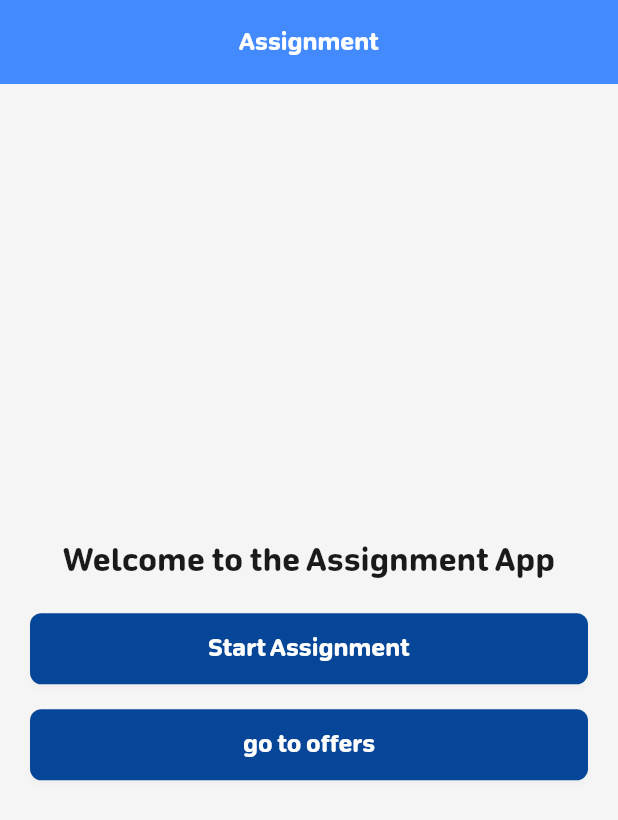
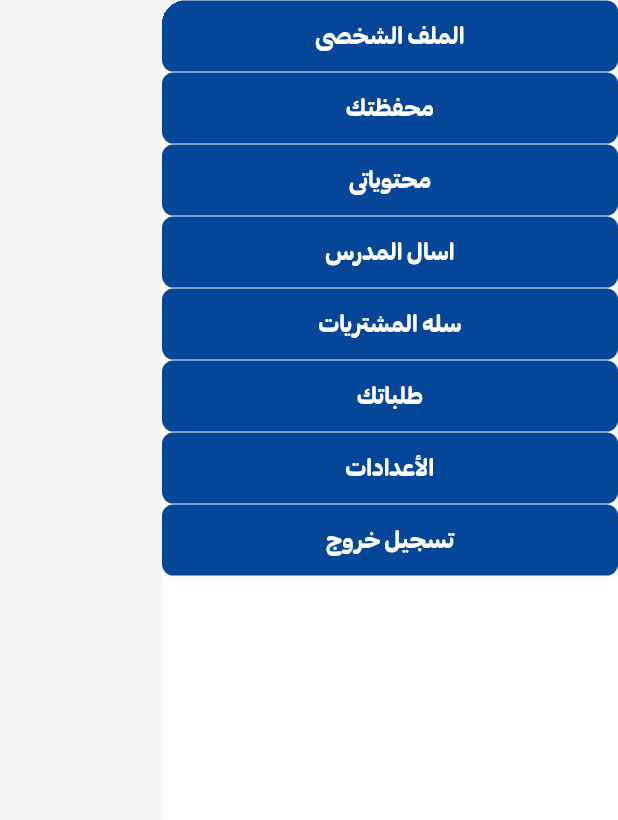
Before and after one commit to TarekLotfy30/assignment-module, a Flutter app: the screen it shows after launch, on a phone screen of 412 x 824 dp. Shown: the top 820 px of the screen. Run offline on Flutter 3.47's test engine with Material 3 defaults, Android fonts, the phone set to English and light mode, and no system bars; our stand-ins replace auto_route, dio, easy_debounce, easy_localization, equatable, flutter_screenutil and 6 more; accounts and stored records are empty; project files that could hold a hidden picture were left out.

Commit message:
feat(student): Adds student dashboard routes
Integrates nested routing for student-related features, introducing pages for profile, wallet, content, teacher Q&A, shopping cart, orders, settings, and logout.

```diff
--- a/lib/core/models/user_model.dart
+++ b/lib/core/models/user_model.dart
@@ -1,6 +1,6 @@
 import 'package:hive/hive.dart';
 
-part 'user_model.g.dart';
+//part 'user_model.g.dart';
 
 @HiveType(typeId: 0)
 class UserModel {
--- a/lib/core/routing/app_router.dart
+++ b/lib/core/routing/app_router.dart
@@ -11,11 +11,28 @@ class AppRouter extends RootStackRouter {
 
   @override
   List<AutoRoute> get routes => [
-    RedirectRoute(path: '/', redirectTo: RoutePath.home),
+    RedirectRoute(path: '/', redirectTo: RoutePath.student),
     AutoRoute(page: HomeRoute.page, path: RoutePath.home),
     AutoRoute(page: AssignmentRoute.page, path: RoutePath.assignment),
     AutoRoute(page: ScoreRoute.page, path: RoutePath.score),
     AutoRoute(page: OfferRoute.page, path: RoutePath.offer),
     AutoRoute(page: OfferDetailsRoute.page, path: RoutePath.offerDetails),
+    AutoRoute(
+      page: StudentRoute.page,
+      path: RoutePath.student,
+      children: [
+        AutoRoute(
+          page: PersonalProfileRoute.page,
+          path: RoutePath.personalProfile,
+        ),
+        AutoRoute(page: AskMyTeacherRoute.page, path: RoutePath.askMyTeacher),
+        AutoRoute(page: MyContentRoute.page, path: RoutePath.myContent),
+        AutoRoute(page: ShoppingCartRoute.page, path: RoutePath.shoppingCart),
+        AutoRoute(page: YourOrdersRoute.page, path: RoutePath.yourOrders),
+        AutoRoute(page: YourWalletRoute.page, path: RoutePath.yourWallet),
+        AutoRoute(page: LogoutRoute.page, path: RoutePath.logout),
+        AutoRoute(page: SettingsRoute.page, path: RoutePath.settings),
+      ],
+    ),
   ];
 }
--- a/lib/core/routing/route_path.dart
+++ b/lib/core/routing/route_path.dart
@@ -4,4 +4,15 @@ class RoutePath {
   static const String score = '/score';
   static const String offer = '/offer';
   static const String offerDetails = '/offer-details';
+  static const String student = '/student';
+
+  // --------------------- Child Routes Of Student ---------------------
+  static const String askMyTeacher = 'ask-my-teacher';
+  static const String myContent = 'my-content';
+  static const String personalProfile = 'personal-profile';
+  static const String settings = 'settings';
+  static const String shoppingCart = 'shopping-cart';
+  static const String yourOrders = 'your-orders';
+  static const String yourWallet = 'your-wallet';
+  static const String logout = 'logout';
 }
--- /dev/null
+++ b/lib/features/student/presentation/pages/student_page.dart
@@ -0,0 +1,67 @@
+import 'package:auto_route/auto_route.dart';
+import 'package:flutter/material.dart';
+
+import '../../../../core/routing/app_router.gr.dart';
+
+// translate-me-ignore-all-file
+@RoutePage()
+class StudentPage extends StatelessWidget {
+  const StudentPage({super.key});
+
+  @override
+  Widget build(BuildContext context) {
+    return Scaffold(
+      body: Row(
+        children: [
+          Drawer(
+
+            child: ListView(
+              children: const [
+                RouterButton(
+                  label: 'الملف الشخصى',
+                  destination: PersonalProfileRoute(),
+                ),
+                RouterButton(label: 'محفظتك', destination: YourWalletRoute()),
+                RouterButton(label: "محتوياتى", destination: MyContentRoute()),
+                RouterButton(
+                  label: "اسال المدرس",
+                  destination: AskMyTeacherRoute(),
+                ),
+                RouterButton(
+                  label: "سله المشتريات",
+                  destination: ShoppingCartRoute(),
+                ),
+                RouterButton(label: "طلباتك", destination: YourOrdersRoute()),
+                RouterButton(label: "الأعدادات", destination: SettingsRoute()),
+                RouterButton(label: "تسجيل خروج", destination: LogoutRoute()),
+              ],
+            ),
+          ),
+
+          const Expanded(child: AutoRouter()),
+        ],
+      ),
+    );
+  }
+}
+
+class RouterButton extends StatelessWidget {
+  final String label;
+  final PageRouteInfo destination;
+
+  const RouterButton({
+    super.key,
+    required this.label,
+    required this.destination,
+  });
+
+  @override
+  Widget build(BuildContext context) {
+    return ElevatedButton(
+      onPressed: () async {
+        await AutoRouter.of(context).push(destination);
+      },
+      child: Text(label),
+    );
+  }
+}
--- a/pubspec.yaml
+++ b/pubspec.yaml
@@ -34,8 +34,6 @@ dependencies:
 dev_dependencies:
   flutter_test:
     sdk: flutter
-
-  hive_ce_generator: ^1.10.0
   flutter_lints: ^6.0.0
   auto_route_generator: ^10.2.5
   build_runner: ^2.9.0
```
Also changed, not shown: lib/features/ask_my_teacher/presentation/page/ask_my_teacher_page.dart (added, +12 -0 lines), lib/features/logout/presentation/page/logout_page.dart (added, +12 -0 lines), lib/features/my_content/presentation/page/my_content_page.dart (added, +12 -0 lines), lib/features/personal_profile/presentation/page/personal_profile_page.dart (added, +12 -0 lines), lib/features/settings/presentation/pages/settings_page.dart (added, +12 -0 lines), lib/features/shopping_cart/presentation/page/shopping_cart_page.dart (added, +12 -0 lines), lib/features/your_orders/presentation/page/your_orders_page.dart (added, +12 -0 lines), lib/features/your_wallet/presentation/page/your_wallet_page.dart (added, +12 -0 lines), lib/core/models/user_model.g.dart (deleted), lib/core/routing/app_router.gr.dart, pubspec.lock.
